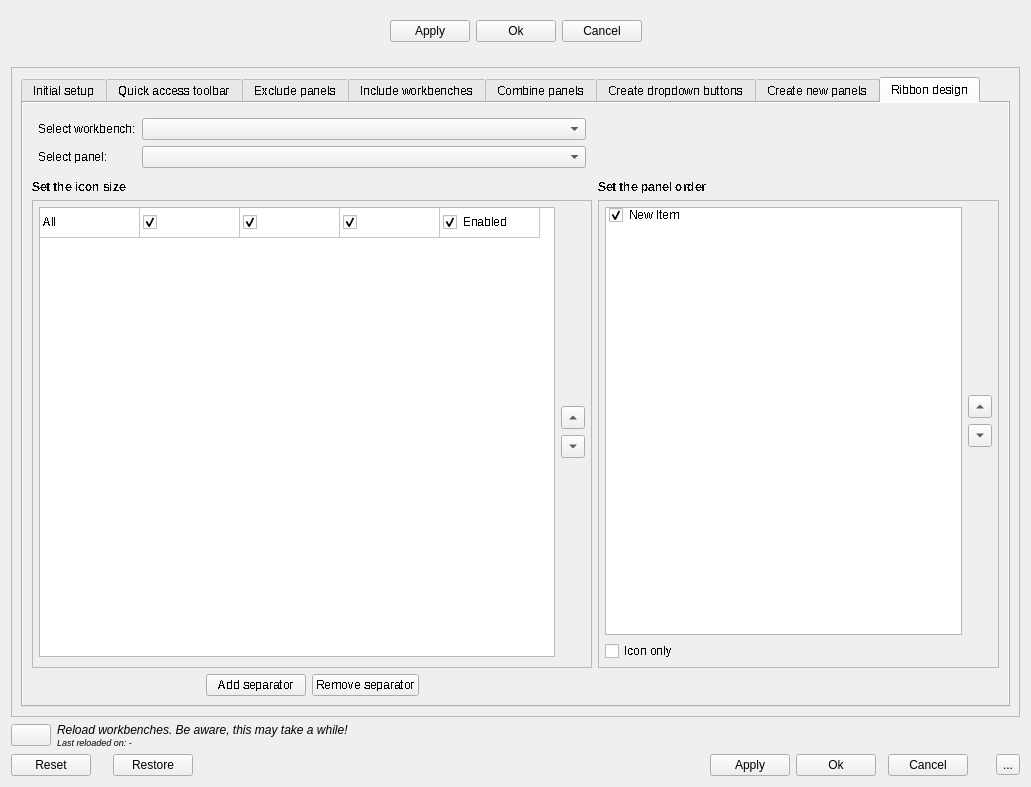
Before: the Qt Designer form Resources/ui/Design.ui in APEbbers/FreeCAD-Ribbon, drawn with Qt 5.
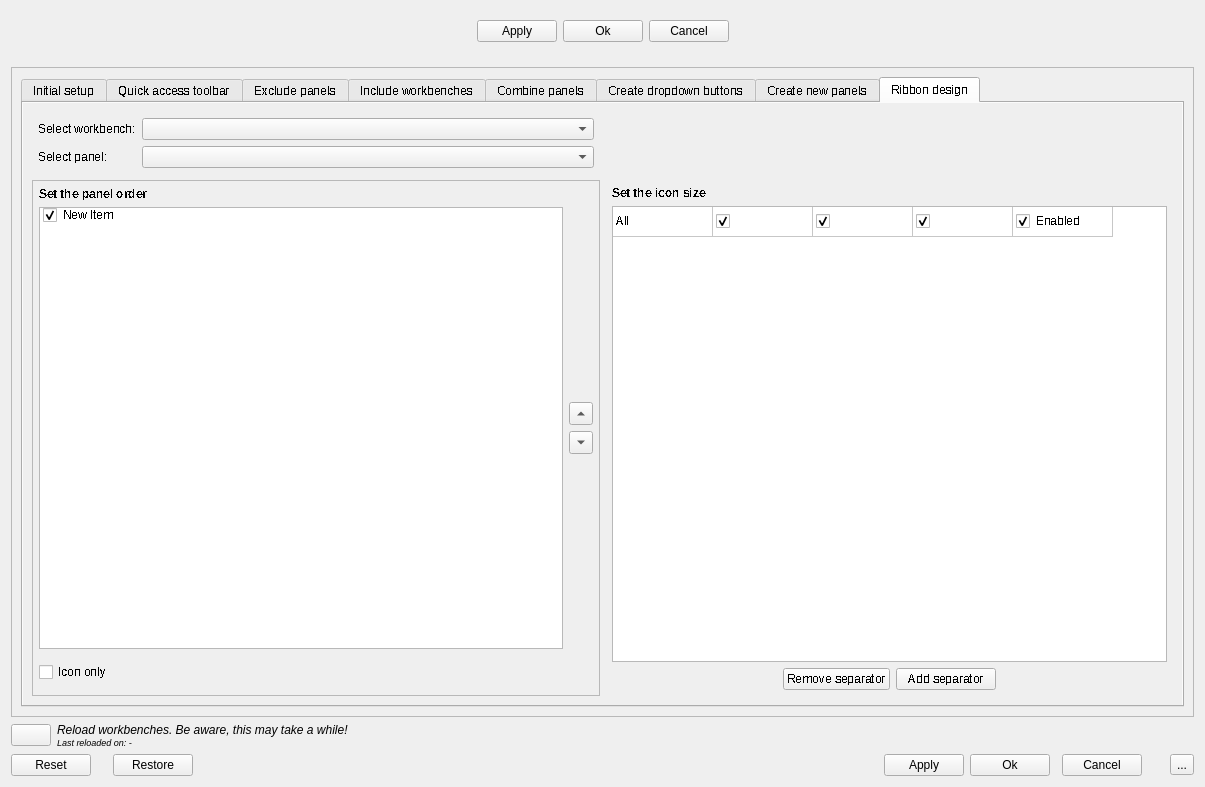
After: the same form once the commit is applied. Icons and pictures are not drawn.

Commit message: Modified Wow Ribbon design tab on Layout design menu - 3

```diff
--- a/Resources/ui/Design.ui
+++ b/Resources/ui/Design.ui
@@ -9,7 +9,7 @@
    <rect>
     <x>0</x>
     <y>0</y>
-    <width>1031</width>
+    <width>1205</width>
     <height>787</height>
    </rect>
   </property>
@@ -170,12 +170,12 @@
          <rect>
           <x>0</x>
           <y>0</y>
-          <width>1013</width>
+          <width>1187</width>
           <height>621</height>
          </rect>
         </property>
         <layout class="QGridLayout" name="gridLayout_26">
-         <item row="0" column="0">
+         <item row="0" column="1">
           <widget class="QTabWidget" name="tabWidget">
            <property name="sizePolicy">
             <sizepolicy hsizetype="MinimumExpanding" vsizetype="Expanding">
@@ -2144,42 +2144,11 @@
              <string>Ribbon design</string>
             </attribute>
             <layout class="QGridLayout" name="gridLayout_15">
-             <item row="1" column="0">
-              <layout class="QGridLayout" name="gridLayout_16" columnminimumwidth="0">
+             <item row="1" column="1">
+              <layout class="QGridLayout" name="gridLayout_16" columnminimumwidth="0,0,0,0">
                <property name="sizeConstraint">
                 <enum>QLayout::SizeConstraint::SetMinimumSize</enum>
                </property>
-               <item row="0" column="0">
-                <widget class="QLabel" name="label_12">
-                 <property name="font">
-                  <font>
-                   <bold>true</bold>
-                   <stylestrategy>NoAntialias</stylestrategy>
-                  </font>
-                 </property>
-                 <property name="text">
-                  <string>Set the icon size</string>
-                 </property>
-                </widget>
-               </item>
-               <item row="1" column="0">
-                <widget class="QFrame" name="frame">
-                 <property name="sizePolicy">
-                  <sizepolicy hsizetype="MinimumExpanding" vsizetype="Preferred">
-                   <horstretch>0</horstretch>
-                   <verstretch>0</verstretch>
-                  </sizepolicy>
-                 </property>
-                 <property name="minimumSize">
-                  <size>
-                   <width>506</width>
-                   <height>0</height>
-                  </size>
-                 </property>
-                 <property name="frameShape">
-                  <enum>QFrame::Shape::StyledPanel</enum>
-                 </property>
-                 <layout class="QGridLayout" name="gridLayout_14">
                   <property name="leftMargin">
                    <number>6</number>
                   </property>
@@ -2190,68 +2159,82 @@
                    <number>6</number>
                   </property>
                   <property name="bottomMargin">
-                   <number>10</number>
-                  </property>
-                  <item row="0" column="1">
-                   <layout class="QVBoxLayout" name="verticalLayout">
-                    <item>
-                     <spacer name="verticalSpacer_9">
-                      <property name="orientation">
-                       <enum>Qt::Orientation::Vertical</enum>
-                      </property>
-                      <property name="sizeHint" stdset="0">
+                <number>6</number>
+               </property>
+               <property name="verticalSpacing">
+                <number>6</number>
+               </property>
+               <item row="2" column="1">
+                <widget class="QPushButton" name="RemoveSeparator_RD">
+                 <property name="minimumSize">
                        <size>
-                        <width>20</width>
-                        <height>40</height>
-                       </size>
-                      </property>
-                     </spacer>
-                    </item>
-                    <item>
-                     <widget class="QToolButton" name="MoveUp_RibbonCommand_RD">
-                      <property name="toolTip">
-                       <string>Move up</string>
+                   <width>100</width>
+                   <height>0</height>
+                  </size>
+                 </property>
+                 <property name="font">
+                  <font>
+                   <bold>false</bold>
+                   <stylestrategy>NoAntialias</stylestrategy>
+                  </font>
                       </property>
                       <property name="text">
-                       <string notr="true">...</string>
-                      </property>
-                      <property name="arrowType">
-                       <enum>Qt::ArrowType::UpArrow</enum>
-                      </property>
-                     </widget>
-                    </item>
-                    <item>
-                     <widget class="QToolButton" name="MoveDown_RibbonCommand_RD">
-                      <property name="toolTip">
-                       <string>Move down</string>
-                      </property>
+                  <string>Remove separator</string>
+                 </property>
+                </widget>
+               </item>
+               <item row="2" column="2">
+                <widget class="QPushButton" name="AddSeparator_RD">
+                 <property name="minimumSize">
+                  <size>
+                   <width>100</width>
+                   <height>0</height>
+                  </size>
+                 </property>
+                 <property name="font">
+                  <font>
+                   <bold>false</bold>
+                   <stylestrategy>NoAntialias</stylestrategy>
+                  </font>
+                 </property>
                       <property name="text">
-                       <string notr="true">...</string>
-                      </property>
-                      <property name="arrowType">
-                       <enum>Qt::ArrowType::DownArrow</enum>
-                      </property>
-                     </widget>
-                    </item>
-                    <item>
-                     <spacer name="verticalSpacer_8">
+                  <string>Add separator</string>
+                 </property>
+                </widget>
+               </item>
+               <item row="2" column="3">
+                <spacer name="horizontalSpacer_5">
                       <property name="orientation">
-                       <enum>Qt::Orientation::Vertical</enum>
-                      </property>
+                  <enum>Qt::Orientation::Horizontal</enum>
+                 </property>
+                 <property name="sizeType">
+                  <enum>QSizePolicy::Policy::Expanding</enum>
+                 </property>
                       <property name="sizeHint" stdset="0">
                        <size>
-                        <width>20</width>
-                        <height>40</height>
+                   <width>30</width>
+                   <height>20</height>
                        </size>
                       </property>
                      </spacer>
                     </item>
-                   </layout>
-                  </item>
-                  <item row="0" column="0">
+               <item row="2" column="0">
+                <spacer name="horizontalSpacer_4">
+                 <property name="orientation">
+                  <enum>Qt::Orientation::Horizontal</enum>
+                 </property>
+                 <property name="sizeHint" stdset="0">
+                  <size>
+                   <width>40</width>
+                   <height>20</height>
+                  </size>
+                 </property>
+                </spacer>
+               </item>
+               <item row="1" column="0" colspan="4">
                    <widget class="QTableWidget" name="CommandTable_RD">
                     <property name="sizePolicy">
-                     <sizepolicy hsizetype="MinimumExpanding" vsizetype="Preferred">
+                  <sizepolicy hsizetype="MinimumExpanding" vsizetype="Expanding">
                       <horstretch>0</horstretch>
                       <verstretch>0</verstretch>
                      </sizepolicy>
@@ -2281,7 +2264,7 @@
                      <enum>QFrame::Shape::StyledPanel</enum>
                     </property>
                     <property name="frameShadow">
-                     <enum>QFrame::Shadow::Plain</enum>
+                  <enum>QFrame::Shadow::Sunken</enum>
                     </property>
                     <property name="sizeAdjustPolicy">
                      <enum>QAbstractScrollArea::SizeAdjustPolicy::AdjustToContents</enum>
@@ -2408,87 +2391,71 @@
                     </item>
                    </widget>
                   </item>
-                 </layout>
-                </widget>
-               </item>
-              </layout>
-             </item>
-             <item row="2" column="0">
-              <layout class="QGridLayout" name="gridLayout_25">
-               <item row="0" column="0">
-                <spacer name="horizontalSpacer_4">
-                 <property name="orientation">
-                  <enum>Qt::Orientation::Horizontal</enum>
-                 </property>
-                 <property name="sizeHint" stdset="0">
-                  <size>
-                   <width>40</width>
-                   <height>20</height>
-                  </size>
-                 </property>
-                </spacer>
-               </item>
-               <item row="0" column="1">
-                <widget class="QPushButton" name="AddSeparator_RD">
-                 <property name="minimumSize">
-                  <size>
-                   <width>100</width>
-                   <height>0</height>
-                  </size>
-                 </property>
+               <item row="0" column="0" colspan="4">
+                <widget class="QLabel" name="label_12">
                  <property name="font">
                   <font>
-                   <bold>false</bold>
+                   <bold>true</bold>
                    <stylestrategy>NoAntialias</stylestrategy>
                   </font>
                  </property>
                  <property name="text">
-                  <string>Add separator</string>
+                  <string>Set the icon size</string>
                  </property>
                 </widget>
                </item>
-               <item row="0" column="2">
-                <widget class="QPushButton" name="RemoveSeparator_RD">
-                 <property name="minimumSize">
-                  <size>
-                   <width>100</width>
-                   <height>0</height>
-                  </size>
-                 </property>
-                 <property name="font">
-                  <font>
-                   <bold>false</bold>
-                   <stylestrategy>NoAntialias</stylestrategy>
-                  </font>
-                 </property>
-                 <property name="text">
-                  <string>Remove separator</string>
-                 </property>
-                </widget>
-               </item>
-               <item row="0" column="3">
-                <spacer name="horizontalSpacer_5">
-                 <property name="orientation">
-                  <enum>Qt::Orientation::Horizontal</enum>
-                 </property>
-                 <property name="sizeType">
-                  <enum>QSizePolicy::Policy::Expanding</enum>
-                 </property>
-                 <property name="sizeHint" stdset="0">
-                  <size>
-                   <width>30</width>
-                   <height>20</height>
-                  </size>
-                 </property>
-                </spacer>
-               </item>
               </layout>
              </item>
-             <item row="1" column="1">
+             <item row="1" column="0">
               <layout class="QGridLayout" name="gridLayout_19">
                <property name="sizeConstraint">
                 <enum>QLayout::SizeConstraint::SetDefaultConstraint</enum>
                </property>
+               <item row="1" column="0">
+                <widget class="QFrame" name="frame">
+                 <property name="sizePolicy">
+                  <sizepolicy hsizetype="MinimumExpanding" vsizetype="Preferred">
+                   <horstretch>0</horstretch>
+                   <verstretch>0</verstretch>
+                  </sizepolicy>
+                 </property>
+                 <property name="minimumSize">
+                  <size>
+                   <width>350</width>
+                   <height>0</height>
+                  </size>
+                 </property>
+                 <property name="baseSize">
+                  <size>
+                   <width>350</width>
+                   <height>0</height>
+                  </size>
+                 </property>
+                 <property name="frameShape">
+                  <enum>QFrame::Shape::StyledPanel</enum>
+                 </property>
+                 <property name="frameShadow">
+                  <enum>QFrame::Shadow::Plain</enum>
+                 </property>
+                 <layout class="QGridLayout" name="gridLayout_13">
+                  <property name="sizeConstraint">
+                   <enum>QLayout::SizeConstraint::SetDefaultConstraint</enum>
+                  </property>
+                  <property name="leftMargin">
+                   <number>6</number>
+                  </property>
+                  <property name="topMargin">
+                   <number>6</number>
+                  </property>
+                  <property name="rightMargin">
+                   <number>6</number>
+                  </property>
+                  <property name="bottomMargin">
+                   <number>6</number>
+                  </property>
+                  <property name="verticalSpacing">
+                   <number>6</number>
+                  </property>
                <item row="0" column="0">
                 <widget class="QLabel" name="label_4">
                  <property name="font">
@@ -2502,48 +2469,25 @@
                  </property>
                 </widget>
                </item>
-               <item row="1" column="0">
-                <widget class="QFrame" name="frame">
+                  <item row="2" column="0">
+                   <widget class="QCheckBox" name="IconOnly_RD">
                  <property name="sizePolicy">
-                  <sizepolicy hsizetype="MinimumExpanding" vsizetype="Preferred">
+                     <sizepolicy hsizetype="Minimum" vsizetype="Minimum">
                    <horstretch>0</horstretch>
                    <verstretch>0</verstretch>
                   </sizepolicy>
                  </property>
                  <property name="minimumSize">
                   <size>
-                   <width>350</width>
-                   <height>0</height>
-                  </size>
-                 </property>
-                 <property name="baseSize">
-                  <size>
-                   <width>350</width>
-                   <height>0</height>
-                  </size>
-                 </property>
-                 <property name="frameShape">
-                  <enum>QFrame::Shape::StyledPanel</enum>
-                 </property>
-                 <property name="frameShadow">
-                  <enum>QFrame::Shadow::Plain</enum>
-                 </property>
-                 <layout class="QGridLayout" name="gridLayout_13">
-                  <property name="sizeConstraint">
-                   <enum>QLayout::SizeConstraint::SetDefaultConstraint</enum>
-                  </property>
-                  <property name="leftMargin">
-                   <number>6</number>
-                  </property>
-                  <property name="topMargin">
-                   <number>6</number>
-                  </property>
-                  <property name="rightMargin">
-                   <number>6</number>
-                  </property>
-                  <property name="bottomMargin">
-                   <number>6</number>
-                  </property>
+                      <width>0</width>
+                      <height>34</height>
+                     </size>
+                    </property>
+                    <property name="text">
+                     <string>Icon only</string>
+                    </property>
+                   </widget>
+                  </item>
                   <item row="1" column="0">
                    <widget class="QListWidget" name="PanelOrder_RD">
                     <property name="sizePolicy">
@@ -2633,13 +2577,6 @@
                     </item>
                    </layout>
                   </item>
-                  <item row="2" column="0">
-                   <widget class="QCheckBox" name="IconOnly_RD">
-                    <property name="text">
-                     <string>Icon only</string>
-                    </property>
-                   </widget>
-                  </item>
                  </layout>
                 </widget>
                </item>
```
Lines whose indentation alone changed are shown as unchanged. The commit also changes 1 other file.
